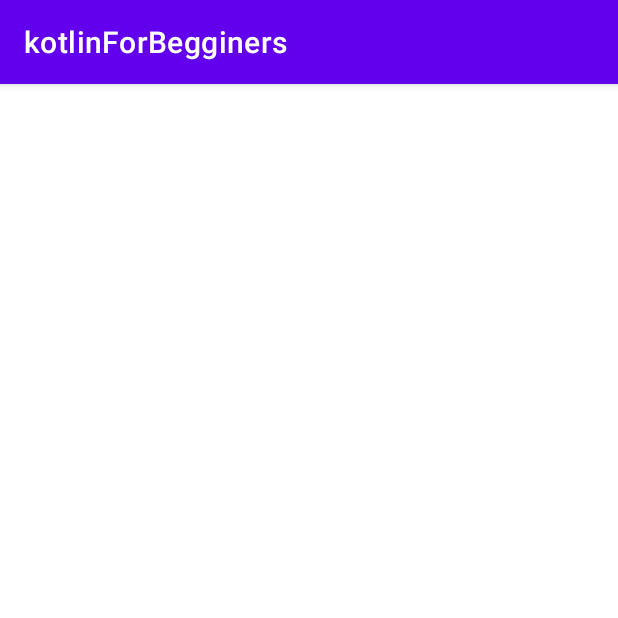
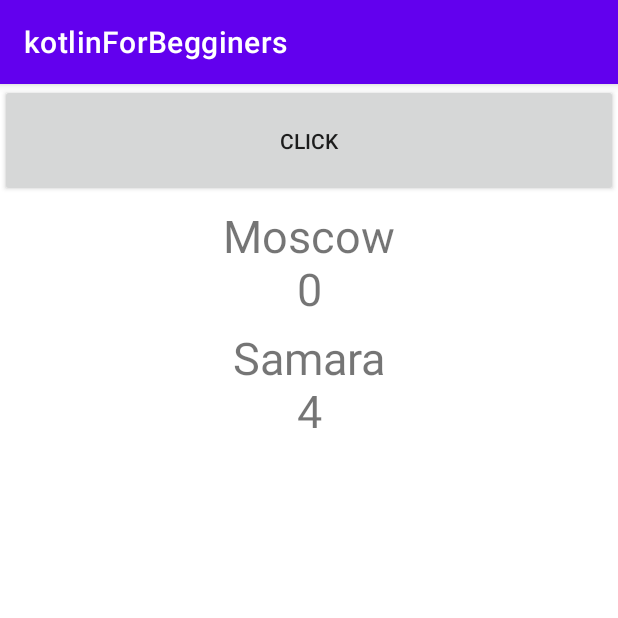
Before and after one commit to mzungu16/kotlinForBegginers, an Android app: the screen it shows after launch (MainActivity), on a phone screen of 412 x 824 dp, the top half of it. Run offline under Robolectric (Android 15) with nearby library versions, the phone set to English and light mode, and no system bars.

Commit message:
Update HW 1

```diff
--- /dev/null
+++ b/app/src/main/java/com/gleb/kotlinforbegginers/DataClass.kt
@@ -0,0 +1,3 @@
+package com.gleb.kotlinforbegginers
+
+data class DataClass(val string: String = "", val value: Int = 0)
--- a/app/src/main/java/com/gleb/kotlinforbegginers/MainActivity.kt
+++ b/app/src/main/java/com/gleb/kotlinforbegginers/MainActivity.kt
@@ -2,10 +2,54 @@ package com.gleb.kotlinforbegginers
 
 import androidx.appcompat.app.AppCompatActivity
 import android.os.Bundle
+import android.util.Log
+import android.view.Gravity
+import android.widget.TextView
+import android.widget.Toast
+
+const val TAG: String = "myTag"
 
 class MainActivity : AppCompatActivity() {
     override fun onCreate(savedInstanceState: Bundle?) {
         super.onCreate(savedInstanceState)
         setContentView(R.layout.activity_main)
+
+        val textView = findViewById<TextView>(R.id.clickBtn)
+        textView.setOnClickListener {
+            Toast.makeText(this, "Click happened", Toast.LENGTH_SHORT).show()
+        }
+
+        val dataClass = DataClass(string = "Moscow")
+        val textForDataClass = findViewById<TextView>(R.id.textForDataClass)
+        val printString = dataClass.string + "\n" + dataClass.value.toString()
+        textForDataClass.gravity = Gravity.CENTER
+        textForDataClass.text = printString
+
+
+        val textForDataClass2 = findViewById<TextView>(R.id.textForDataClass2)
+        val printString2 =
+            DataCopy.dataClassCopy.string + "\n" + DataCopy.dataClassCopy.value.toString()
+        textForDataClass2.text = printString2
+        textForDataClass2.gravity = Gravity.CENTER
+
+        function()
+    }
+
+    private fun function() {
+        for (i in 1..5) {
+            Log.d(TAG, "$i - Hello world")
+        }
+        for (i in 10 downTo 5) {
+            Log.d(TAG, "$i - DownTo")
+        }
+        val size = 15;
+        for (i in 10 until size) {
+            Log.d(TAG, "$i - Until")
+        }
     }
 }
+
+object DataCopy {
+    private val dataClass = DataClass("Samara", 4)
+    val dataClassCopy = dataClass.copy()
+}
--- a/app/src/main/res/layout/activity_main.xml
+++ b/app/src/main/res/layout/activity_main.xml
@@ -4,7 +4,27 @@
     xmlns:tools="http://schemas.android.com/tools"
     android:layout_width="match_parent"
     android:layout_height="match_parent"
+    android:orientation="vertical"
     tools:context=".MainActivity">
 
+    <androidx.appcompat.widget.AppCompatButton
+    android:id="@+id/clickBtn"
+    android:layout_width="match_parent"
+    android:layout_height="75dp"
+    android:text="Click" />
+
+    <TextView
+        android:id="@+id/textForDataClass"
+        android:layout_width="match_parent"
+        android:layout_height="wrap_content"
+        android:layout_marginTop="5dp"
+        android:textSize="30sp" />
+
+    <TextView
+        android:id="@+id/textForDataClass2"
+        android:layout_width="match_parent"
+        android:layout_height="wrap_content"
+        android:layout_marginTop="5dp"
+        android:textSize="30sp" />
 
 </LinearLayout>
```
